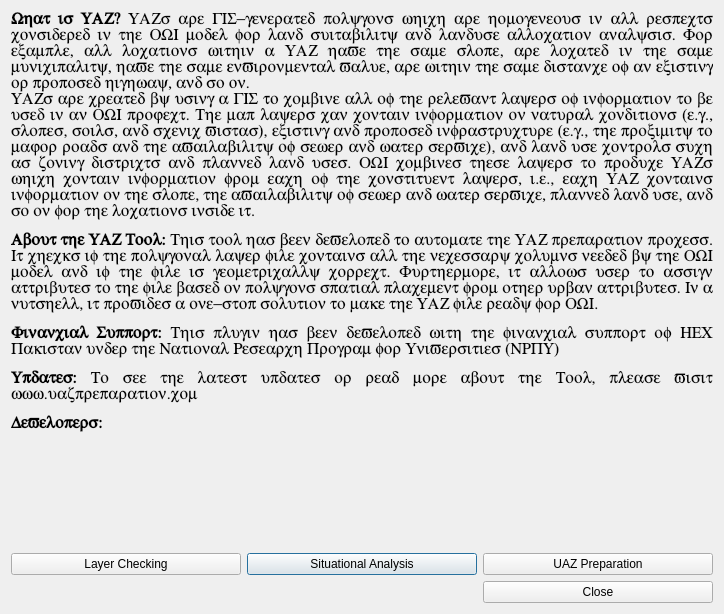
Old version of the form selection_dialog_base.ui in the repository junaidgis/owi-uaz.
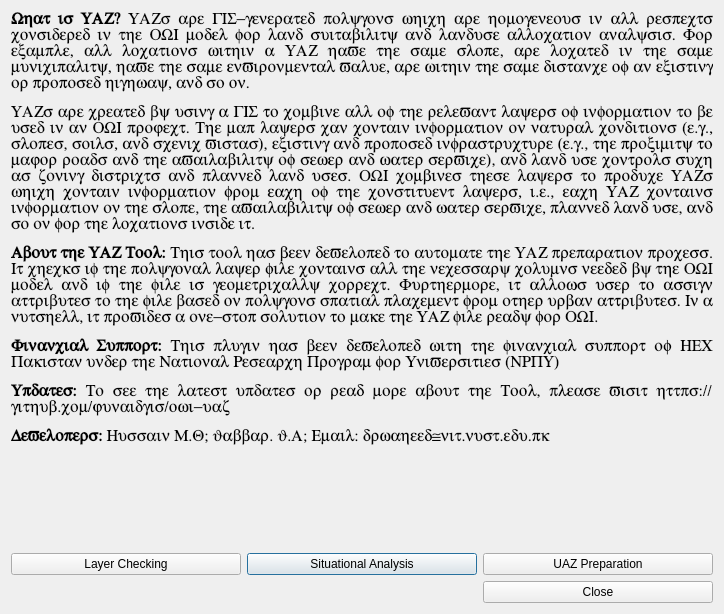
New version of the form. Icons and pictures are not drawn.

What changed in the file:
```diff
--- a/selection_dialog_base.ui
+++ b/selection_dialog_base.ui
@@ -1310,7 +1310,7 @@
       </font>
      </property>
      <property name="text">
-      <string>&lt;html&gt;&lt;head/&gt;&lt;body&gt;&lt;p align=&quot;justify&quot;&gt;&lt;span style=&quot; font-family:'Times New Roman,serif'; font-size:12pt; font-weight:600;&quot;&gt;What is UAZ?&lt;/span&gt;&lt;span style=&quot; font-family:'Times New Roman,serif'; font-size:12pt;&quot;&gt; UAZs are GIS-generated polygons which are homogeneous in all respects considered in the OWI model for land suitability and landuse allocation analysis. For example, all locations within a UAZ have the same slope, are located in the same municipality, have the same environmental value, are within the same distance of an existing or proposed highway, and so on.&lt;br/&gt;UAZs are created by using a GIS to combine all of the relevant layers of information to be used in an OWI project. The map layers can contain information on natural conditions (e.g., slopes, soils, and scenic vistas), existing and proposed infrastructure (e.g., the proximity to major roads and the availability of sewer and water service), and land use controls such as zoning districts and planned land uses. OWI combines these layers to produce UAZs which contain information from each of the constituent layers, i.e., each UAZ contains information on the slope, the availability of sewer and water service, planned land use, and so on for the locations inside it.&lt;/span&gt;&lt;/p&gt;&lt;p&gt;&lt;span style=&quot; font-family:'Times New Roman,serif'; font-size:12pt; font-weight:600;&quot;&gt;About the UAZ Tool: &lt;/span&gt;&lt;span style=&quot; font-family:'Times New Roman,serif'; font-size:12pt;&quot;&gt;This tool has been developed to automate the UAZ preparation process. It checks if the polygonal layer file contains all the necessary columns needed by the OWI model and if the file is geometrically correct. Furthermore, it allows user to assign attributes to the file based on polygons spatial placement from other urban attributes. In a nutshell, it provides a one-stop solution to make the UAZ file ready for OWI.&lt;/span&gt;&lt;/p&gt;&lt;p&gt;&lt;span style=&quot; font-family:'Times New Roman,serif'; font-size:12pt; font-weight:600;&quot;&gt;Financial Support: &lt;/span&gt;&lt;span style=&quot; font-family:'Times New Roman,serif'; font-size:12pt;&quot;&gt;This plugin has been developed with the financial support of HEC Pakistan under the National Research Program for Universities (NRPU)&lt;/span&gt;&lt;/p&gt;&lt;p&gt;&lt;span style=&quot; font-family:'Times New Roman,serif'; font-size:12pt; font-weight:600;&quot;&gt;Updates: &lt;/span&gt;&lt;span style=&quot; font-family:'Times New Roman,serif'; font-size:12pt;&quot;&gt;To see the latest updates or read more about the Tool, please visit www.uazpreparation.com&lt;/span&gt;&lt;/p&gt;&lt;p&gt;&lt;span style=&quot; font-family:'Times New Roman,serif'; font-size:12pt; font-weight:600;&quot;&gt;Developers:&lt;/span&gt;&lt;/p&gt;&lt;p&gt;&lt;img src=&quot;:/plugins/UAZ/icons/hec.png&quot;/&gt;&lt;br/&gt;&lt;/p&gt;&lt;/body&gt;&lt;/html&gt;</string>
+      <string>&lt;html&gt;&lt;head/&gt;&lt;body&gt;&lt;p&gt;&lt;span style=&quot; font-family:'Times New Roman,serif'; font-size:12pt; font-weight:600;&quot;&gt;What is UAZ?&lt;/span&gt;&lt;span style=&quot; font-family:'Times New Roman,serif'; font-size:12pt;&quot;&gt; UAZs are GIS-generated polygons which are homogeneous in all respects considered in the OWI model for land suitability and landuse allocation analysis. For example, all locations within a UAZ have the same slope, are located in the same municipality, have the same environmental value, are within the same distance of an existing or proposed highway, and so on.&lt;/span&gt;&lt;/p&gt;&lt;p&gt;&lt;span style=&quot; font-family:'Times New Roman,serif'; font-size:12pt;&quot;&gt;UAZs are created by using a GIS to combine all of the relevant layers of information to be used in an OWI project. The map layers can contain information on natural conditions (e.g., slopes, soils, and scenic vistas), existing and proposed infrastructure (e.g., the proximity to major roads and the availability of sewer and water service), and land use controls such as zoning districts and planned land uses. OWI combines these layers to produce UAZs which contain information from each of the constituent layers, i.e., each UAZ contains information on the slope, the availability of sewer and water service, planned land use, and so on for the locations inside it.&lt;/span&gt;&lt;/p&gt;&lt;p&gt;&lt;span style=&quot; font-family:'Times New Roman,serif'; font-size:12pt; font-weight:600;&quot;&gt;About the UAZ Tool:&lt;/span&gt;&lt;span style=&quot; font-family:'Times New Roman,serif'; font-size:12pt;&quot;&gt; This tool has been developed to automate the UAZ preparation process. It checks if the polygonal layer file contains all the necessary columns needed by the OWI model and if the file is geometrically correct. Furthermore, it allows user to assign attributes to the file based on polygons spatial placement from other urban attributes. In a nutshell, it provides a one-stop solution to make the UAZ file ready for OWI.&lt;/span&gt;&lt;/p&gt;&lt;p&gt;&lt;span style=&quot; font-family:'Times New Roman,serif'; font-size:12pt; font-weight:600;&quot;&gt;Financial Support:&lt;/span&gt;&lt;span style=&quot; font-family:'Times New Roman,serif'; font-size:12pt;&quot;&gt; This plugin has been developed with the financial support of HEC Pakistan under the National Research Program for Universities (NRPU)&lt;/span&gt;&lt;/p&gt;&lt;p&gt;&lt;span style=&quot; font-family:'Times New Roman,serif'; font-size:12pt; font-weight:600;&quot;&gt;Updates: &lt;/span&gt;&lt;span style=&quot; font-family:'Times New Roman,serif'; font-size:12pt;&quot;&gt;To see the latest updates or read more about the Tool, please visit https://github.com/junaidgis/owi-uaz&lt;/span&gt;&lt;/p&gt;&lt;p&gt;&lt;span style=&quot; font-family:'Times New Roman,serif'; font-size:12pt; font-weight:600;&quot;&gt;Developers: &lt;/span&gt;&lt;span style=&quot; font-family:'Times New Roman,serif'; font-size:12pt;&quot;&gt;Hussain M.Q; Jabbar. J.A; Email: drwaheed@nit.nust.edu.pk&lt;/span&gt;&lt;/p&gt;&lt;p&gt;&lt;img src=&quot;:/plugins/UAZ/icons/hec.png&quot;/&gt;&lt;br/&gt;&lt;/p&gt;&lt;/body&gt;&lt;/html&gt;</string>
      </property>
      <property name="textFormat">
       <enum>Qt::RichText</enum>
```
